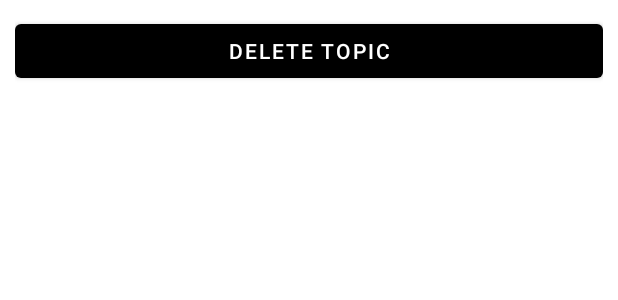
After one commit to corneliamorissa/APP, an Android app: the layout dialog_delet_topic.xml on its own in the app's theme, with its tools: preview values and no code run, on a phone screen of 412 x 824 dp. The commit adds this screen. Shown: the top 300 px of the screen. Run offline under Robolectric (Android 15) with nearby library versions, the light colour scheme and no system bars; network calls fail.

```diff
--- a/app/src/main/res/drawable/round_grey.xml
+++ b/app/src/main/res/drawable/round_grey.xml
@@ -3,7 +3,7 @@
     <solid
         android:color="@color/white"></solid>
 
-    <corners android:radius="10dp" ></corners>
+    <corners android:radius="300dp" ></corners>
 
 
 </shape>
--- /dev/null
+++ b/app/src/main/res/layout/dialog_delet_topic.xml
@@ -0,0 +1,18 @@
+<?xml version="1.0" encoding="utf-8"?>
+<RelativeLayout
+    xmlns:android="http://schemas.android.com/apk/res/android" android:layout_width="match_parent"
+    android:layout_height="match_parent">
+
+    <RelativeLayout
+        android:layout_width="match_parent"
+        android:layout_height="wrap_content"
+        android:padding="10dp">
+
+        <Button
+            android:id="@+id/delete_topic"
+            android:layout_width="395dp"
+            android:layout_height="wrap_content"
+            android:text="DELETE TOPIC" />
+    </RelativeLayout>
+
+</RelativeLayout>
```
Also changed, not shown: app/src/main/java/com/example/notesapp/Topic_Activity.java (+31 -1 lines), app/src/main/java/com/example/notesapp/Topic_Main_Page.java (+21 -4 lines), app/src/main/res/layout/activity_topic.xml (+27 -3 lines), app/src/main/res/layout/activity_topic_page.xml (+13 -6 lines).
